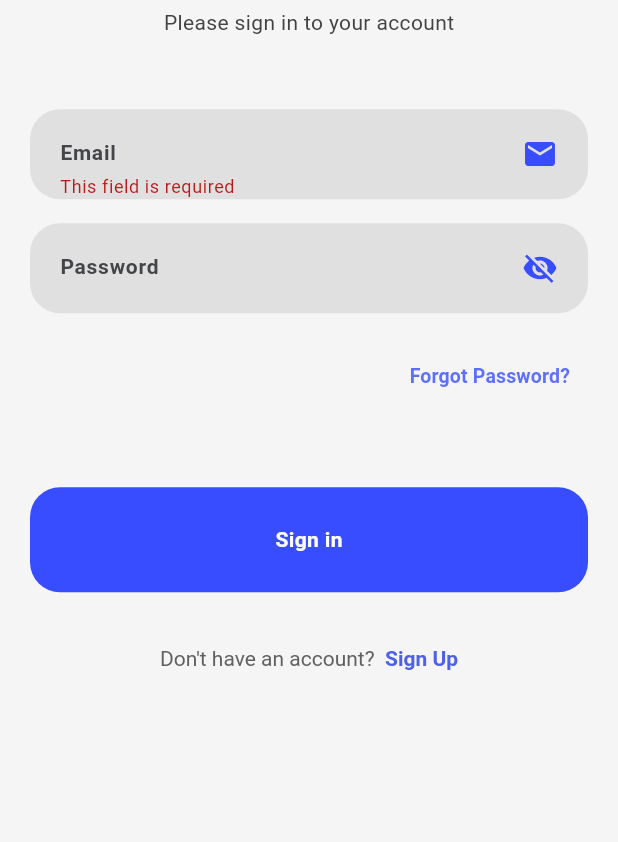
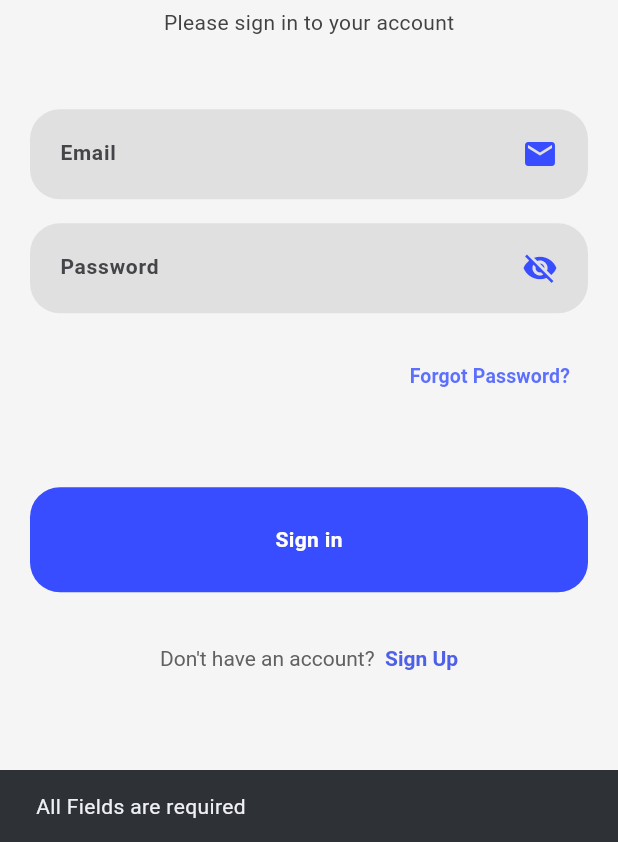
Before and after one commit to izhansamad/TutorConnectFYP, a Flutter app: the screen it shows after launch, after a tap on "Sign in", on a phone screen of 412 x 824 dp, the part 394-1236 px from its top. Run offline on Flutter 3.47's test engine with Material 3 defaults, Android fonts, the phone set to English and light mode, and no system bars; our stand-ins replace badges, bottom_navy_bar, cloud_firestore, dots_indicator, file_picker, firebase_auth and 12 more; missing offline and left inert: flutter_cached_pdfview, flutter_stripe; accounts and stored records are empty.

Commit message:
some fixes

```diff
--- a/lib/screens/LoginScreen.dart
+++ b/lib/screens/LoginScreen.dart
@@ -6,7 +6,6 @@ import 'package:tutor_connect_app/screens/SignUpScreen.dart';
 import 'package:tutor_connect_app/screens/teacher/TeacherHome.dart';
 import 'package:tutor_connect_app/utils/PrefsManager.dart';
 import 'package:tutor_connect_app/widget/main_button.dart';
-import 'package:tutor_connect_app/widget/textField.dart';
 
 import '../core/colors.dart';
 import '../core/space.dart';
@@ -23,18 +22,18 @@ class LoginScreen extends StatefulWidget {
 bool isLoading = false;
 
 class _LoginScreenState extends State<LoginScreen> {
-  TextEditingController userEmail = TextEditingController();
-  TextEditingController userPass = TextEditingController();
+  TextEditingController emailController = TextEditingController();
+  TextEditingController passwordController = TextEditingController();
   final GlobalKey<FormState> _formKey = GlobalKey<FormState>();
   bool isPasswordVisible = false;
 
   @override
   Widget build(BuildContext context) {
-    return Stack(
+    return Scaffold(
+      backgroundColor: Colors.grey.shade100,
+      body: Stack(
         children: [
-        Scaffold(
-          backgroundColor: Colors.grey.shade100,
-          body: Center(
+          Center(
             child: Padding(
               padding: EdgeInsets.only(top: 10.0),
               child: SingleChildScrollView(
@@ -54,15 +53,8 @@ class _LoginScreenState extends State<LoginScreen> {
                       style: TextStyle(color: Colors.grey.shade800),
                     ),
                     SpaceVH(height: 40.0),
-                    Form(
-                      key: _formKey,
-                      child: Column(
+                    Column(
                       children: [
-                          textField(
-                              controller: userEmail,
-                              hintTxt: 'Email',
-                              icon: Icons.email,
-                              validator: validateRequired),
                         Padding(
                           padding: const EdgeInsets.symmetric(
                             horizontal: 20.0,
@@ -76,16 +68,59 @@ class _LoginScreenState extends State<LoginScreen> {
                               borderRadius: BorderRadius.circular(20.0),
                             ),
                             child: Row(
-                                mainAxisAlignment:
-                                    MainAxisAlignment.spaceBetween,
+                              mainAxisAlignment: MainAxisAlignment.spaceBetween,
                               children: [
-                                  Expanded(
+                                SizedBox(
+                                  width:
+                                      MediaQuery.of(context).size.width - 105,
+                                  child: TextFormField(
+                                    controller: emailController,
+                                    textAlignVertical: TextAlignVertical.center,
+                                    validator: null,
+                                    decoration: InputDecoration(
+                                      helperText: ' ',
+                                      contentPadding:
+                                          EdgeInsets.only(bottom: 3),
+                                      border: InputBorder.none,
+                                      hintText: "Email",
+                                      hintStyle: hintStyle,
+                                    ),
+                                    style: TextStyle(
+                                        fontSize: 15,
+                                        fontWeight: FontWeight.w500),
+                                  ),
+                                ),
+                                Icon(
+                                  Icons.email,
+                                  color: primaryColor,
+                                )
+                              ],
+                            ),
+                          ),
+                        ),
+                        Padding(
+                          padding: const EdgeInsets.symmetric(
+                            horizontal: 20.0,
+                            vertical: 8.0,
+                          ),
+                          child: Container(
+                            height: 60.0,
+                            padding: EdgeInsets.only(left: 20.0, right: 20),
+                            decoration: BoxDecoration(
+                              color: Colors.grey.shade300,
+                              borderRadius: BorderRadius.circular(20.0),
+                            ),
+                            child: Row(
+                              mainAxisAlignment: MainAxisAlignment.spaceBetween,
+                              children: [
+                                SizedBox(
+                                  width:
+                                      MediaQuery.of(context).size.width - 105,
                                   child: TextFormField(
                                     autovalidateMode:
                                         AutovalidateMode.onUserInteraction,
-                                      controller: userPass,
-                                      textAlignVertical:
-                                          TextAlignVertical.center,
+                                    controller: passwordController,
+                                    textAlignVertical: TextAlignVertical.center,
                                     obscureText: !isPasswordVisible,
                                     validator: null,
                                     decoration: InputDecoration(
@@ -120,7 +155,6 @@ class _LoginScreenState extends State<LoginScreen> {
                         )
                       ],
                     ),
-                    ),
                     SpaceVH(height: 10.0),
                     Align(
                       alignment: Alignment.centerRight,
@@ -145,8 +179,14 @@ class _LoginScreenState extends State<LoginScreen> {
                         children: [
                           MainButton(
                             onTap: () async {
-                              if (_formKey.currentState!.validate()) {
+                              if (emailController.text != "" &&
+                                  passwordController.text != "") {
                                 await signIn();
+                              } else {
+                                ScaffoldMessenger.of(context).showSnackBar(
+                                    SnackBar(
+                                        content:
+                                            Text("All Fields are required")));
                               }
                             },
                             text: 'Sign in',
@@ -188,7 +228,6 @@ class _LoginScreenState extends State<LoginScreen> {
               ),
             ),
           ),
-        ),
           if (isLoading)
             Container(
               color: Colors.black
@@ -198,6 +237,7 @@ class _LoginScreenState extends State<LoginScreen> {
               ),
             ),
         ],
+      ),
     );
   }
 
@@ -208,10 +248,10 @@ class _LoginScreenState extends State<LoginScreen> {
 
     try {
       await FirebaseAuth.instance.signInWithEmailAndPassword(
-        email: userEmail.text,
-        password: userPass.text,
+        email: emailController.text,
+        password: passwordController.text,
       );
-      String userType = await getUserTypeFromFirestore(userEmail.text);
+      String userType = await getUserTypeFromFirestore(emailController.text);
       setState(() {
         isLoading = false;
       });
--- a/lib/screens/student/HomeScreen.dart
+++ b/lib/screens/student/HomeScreen.dart
@@ -252,19 +252,20 @@ class _HomeScreenState extends State<HomeScreen> {
                         ],
                       ),
                     ),
-                    SizedBox(height: 12),
-                    Text(
-                      "Popular Courses",
-                      style:
-                          TextStyle(fontSize: 20, fontWeight: FontWeight.w700),
-                    ),
+                    if (enrolledCourses.length > 0) SizedBox(height: 12),
+                    if (enrolledCourses.length > 0)
+                      Text(
+                        "Enrolled Courses",
+                        style: TextStyle(
+                            fontSize: 20, fontWeight: FontWeight.w700),
+                      ),
                     SizedBox(height: 10),
                     SingleChildScrollView(
                       padding: EdgeInsets.only(bottom: 5),
                       scrollDirection: Axis.horizontal,
                       child: Row(
                         children: [
-                          for (Course course in allCourses)
+                          for (Course course in enrolledCourses)
                             GestureDetector(
                               onTap: () {
                                 Navigator.push(
@@ -284,7 +285,7 @@ class _HomeScreenState extends State<HomeScreen> {
                     ),
                     SizedBox(height: 12),
                     Text(
-                      "Enrolled Courses",
+                      "Popular Courses",
                       style:
                           TextStyle(fontSize: 20, fontWeight: FontWeight.w700),
                     ),
@@ -294,7 +295,7 @@ class _HomeScreenState extends State<HomeScreen> {
                       scrollDirection: Axis.vertical,
                       child: Column(
                         children: [
-                          for (Course course in enrolledCourses)
+                          for (Course course in allCourses)
                             GestureDetector(
                               onTap: () {
                                 Navigator.push(
```
Lines whose indentation alone changed are shown as unchanged.
